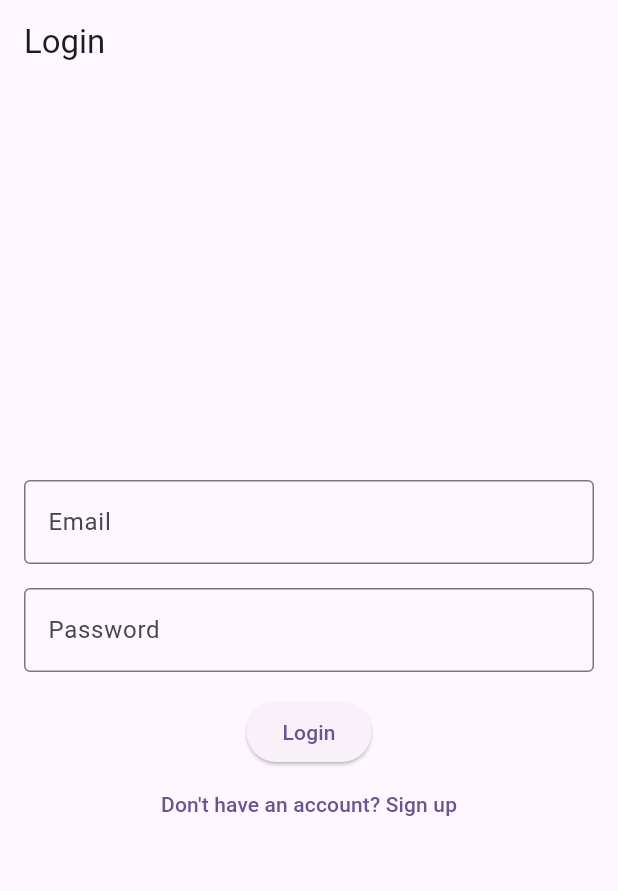
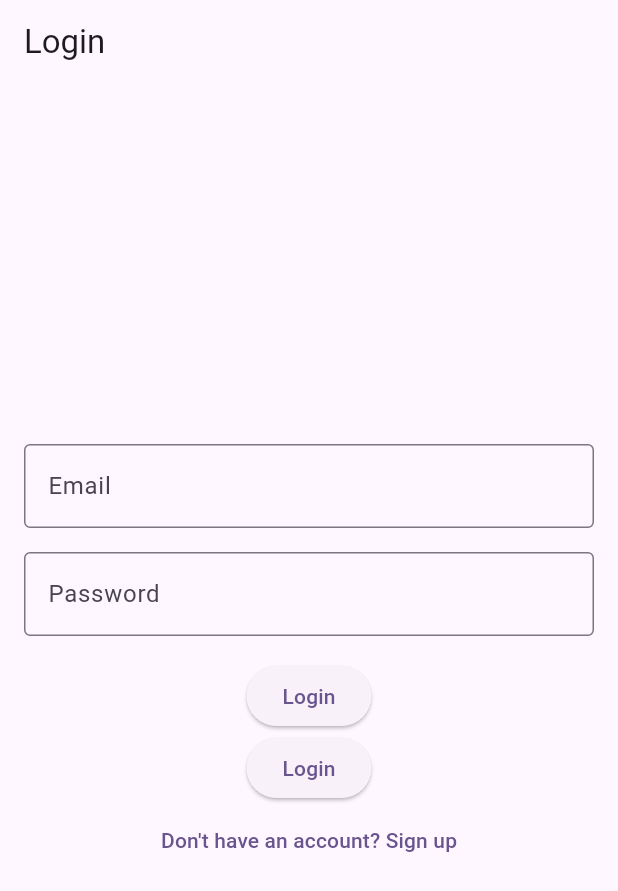
Before and after one commit to MhmdSalman18/Ecomap, a Flutter app: the screen it shows after launch, on a phone screen of 412 x 824 dp. Shown: the top 891 px of the screen. Run offline on Flutter 3.47's test engine with Material 3 defaults, Android fonts, the phone set to English and light mode, and no system bars.

Commit message:
Initial commit

```diff
--- a/lib/REGISTRATION/login.dart
+++ b/lib/REGISTRATION/login.dart
@@ -17,7 +17,7 @@ final TextEditingController _passwordController = TextEditingController();
 Widget build(BuildContext context) {
   return Scaffold(
     appBar: AppBar(
-      title: Text('Login'),
+      title: const Text('Login'),
     ),
     body: Padding(
       padding: const EdgeInsets.all(16.0),
@@ -26,32 +26,39 @@ Widget build(BuildContext context) {
         children: <Widget>[
           TextField(
             controller: _emailController,
-            decoration: InputDecoration(
+            decoration: const InputDecoration(
               labelText: 'Email',
               border: OutlineInputBorder(),
             ),
           ),
-          SizedBox(height: 16.0),
+          const SizedBox(height: 16.0),
           TextField(
             controller: _passwordController,
-            decoration: InputDecoration(
+            decoration: const InputDecoration(
               labelText: 'Password',
               border: OutlineInputBorder(),
             ),
             obscureText: true,
           ),
-          SizedBox(height: 16.0),
+          const SizedBox(height: 16.0),
           ElevatedButton(
             onPressed: () {
               // Handle login logic
+
             },
-            child: Text('Login'),
+            child: const Text('Login'),
           ),
+            ElevatedButton(
+            onPressed: () {
+              Navigator.pushReplacementNamed(context, '/home');
+            },
+            child: const Text('Login'),
+            ),
           TextButton(
             onPressed: () {
               // Navigate to signup page
             },
-            child: Text('Don\'t have an account? Sign up'),
+            child: const Text('Don\'t have an account? Sign up'),
           ),
         ],
       ),
```
